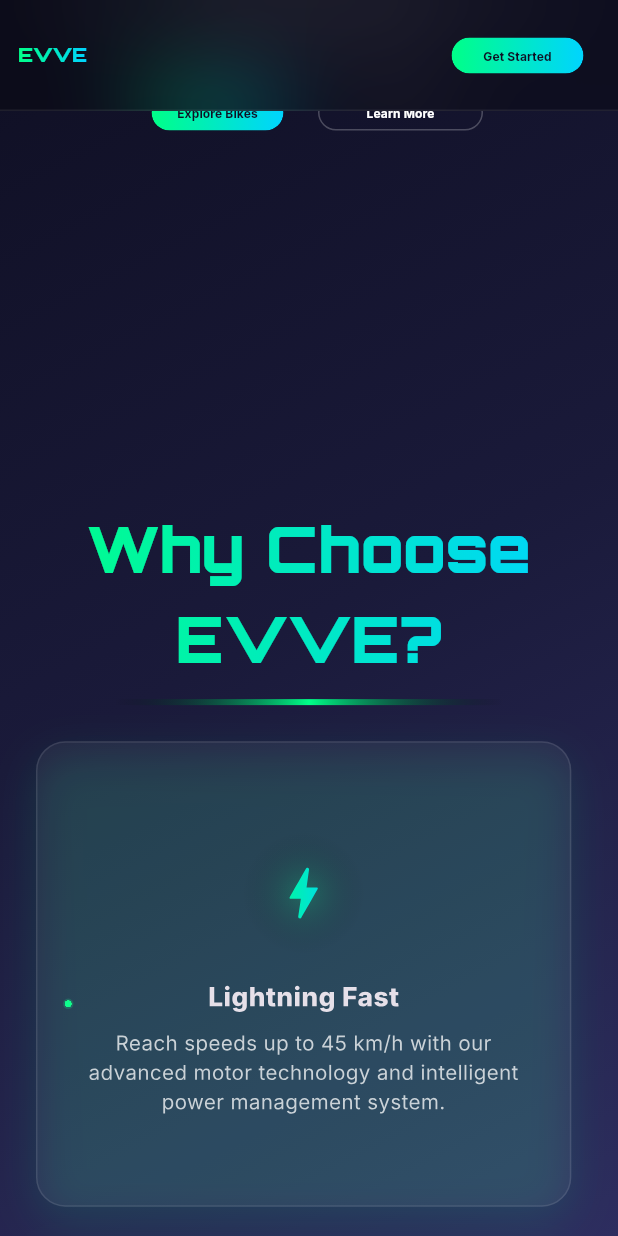
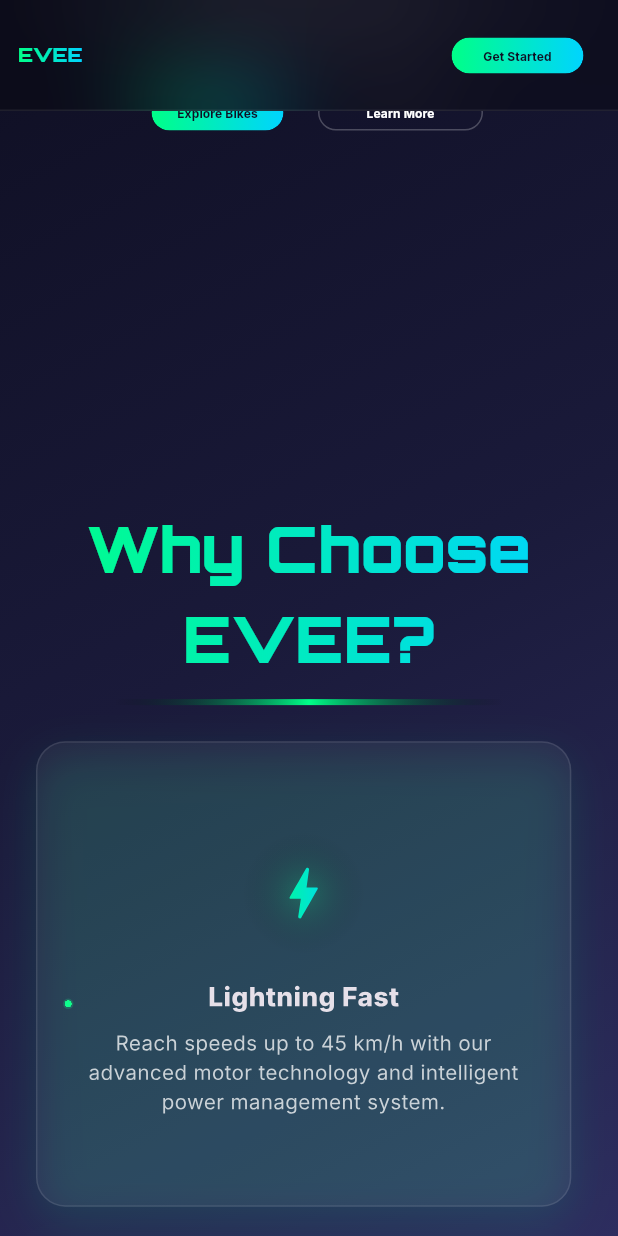
Before and after one commit to sajawalkhansadozai/mirabellaevee, a Flutter app: the screen it shows after launch, scrolled down 576 dp, on a phone screen of 412 x 824 dp. Run offline on Flutter 3.47's test engine with Material 3 defaults, Android fonts, the light colour scheme and no system bars; our stand-ins replace cloud_firestore, firebase_auth, firebase_core, google_fonts; accounts and stored records are empty; statements that could not run were skipped.

```diff
--- a/lib/landing_page.dart
+++ b/lib/landing_page.dart
@@ -615,7 +615,7 @@
       padding: const EdgeInsets.symmetric(horizontal: 24.0, vertical: 40),
       child: Column(
         children: [
-          const SectionTitle('Why Choose EVVE?'),
+          const SectionTitle('Why Choose EVEE?'),
           const SizedBox(height: 28),
           LayoutBuilder(
             builder: (context, c) {
@@ -641,7 +641,7 @@
                   icon: Icons.eco_rounded,
                   title: 'Eco-Friendly',
                   desc:
-                      'Zero emissions, sustainable materials, and recyclable components. Ride clean, ride green with EVVE.',
+                      'Zero emissions, sustainable materials, and recyclable components. Ride clean, ride green with EVEE.',
                 ),
                 _Feature(
                   icon: Icons.smartphone_rounded,
@@ -932,7 +932,7 @@
       ),
       alignment: Alignment.center,
       child: const Text(
-        '© 2025 EVVE Bikes. All rights reserved. | Ride the Future, Today.',
+        '© 2025 EVEE Bikes. All rights reserved. | Ride the Future, Today.',
         style: TextStyle(color: Colors.white70),
       ),
     );
--- a/lib/orderbooking.dart
+++ b/lib/orderbooking.dart
@@ -290,7 +290,7 @@
                 ),
                 child: Center(
                   child: Text(
-                    '© 2025 EVVE Bikes. All rights reserved.',
+                    '© 2025 EVEE Bikes. All rights reserved.',
                     style: TextStyle(color: Colors.white.withOpacity(0.65)),
                   ),
                 ),
--- a/lib/widgets_shared.dart
+++ b/lib/widgets_shared.dart
@@ -17,7 +17,7 @@
         colors: [Color(0xFF00FF88), Color(0xFF00D4FF)],
       ).createShader(rect),
       child: Text(
-        'EVVE',
+        'EVEE',
         style: GoogleFonts.orbitron(
           fontSize: 13,
           fontWeight: FontWeight.w900,
```
Also changed, not shown: 3 other files.
